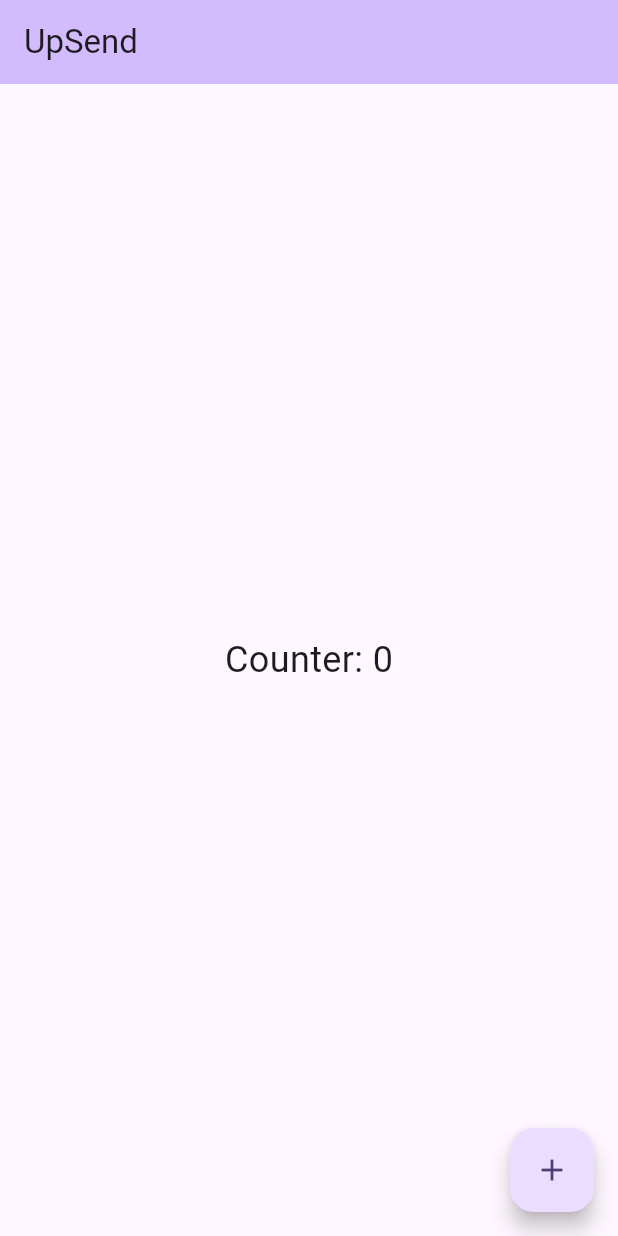
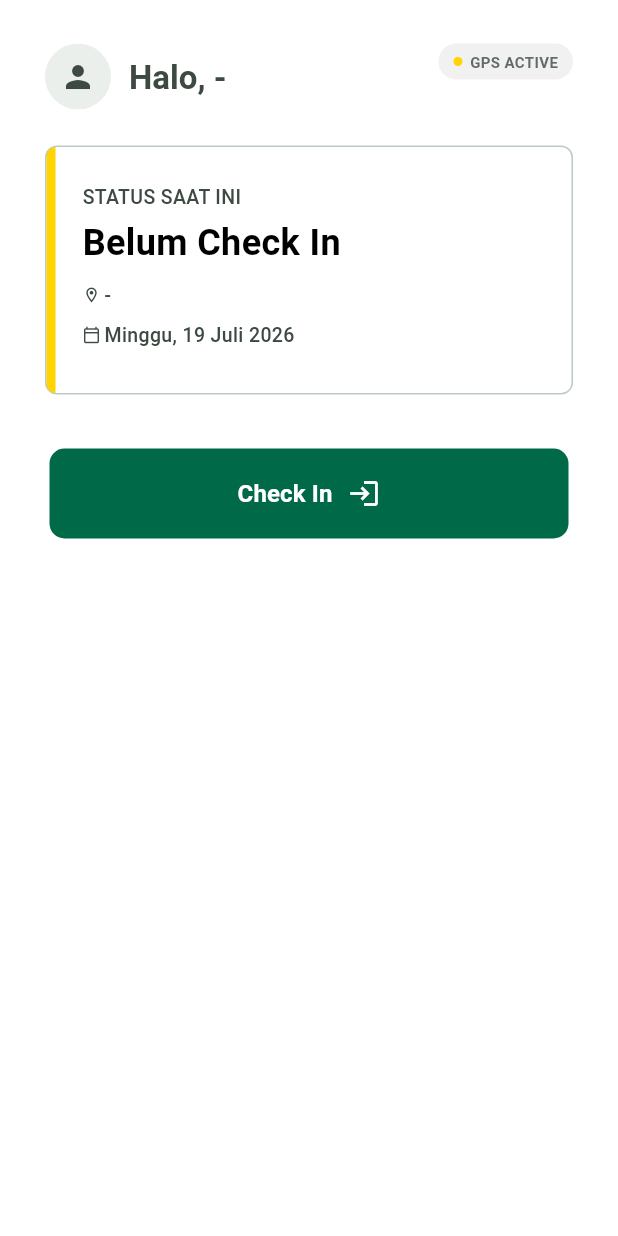
Before and after one commit to migoselo/siapabsen, a Flutter app: the screen it shows after launch, on a phone screen of 412 x 824 dp. Run offline on Flutter 3.47's test engine with Material 3 defaults, Android fonts, the phone set to English and light mode, and no system bars; our stand-ins replace bloc, dio, equatable, flutter_bloc, geolocator, shared_preferences; network calls fail; Roboto replaces fonts that are missing (PlusJakartaSans).

Commit message:
Memperbaiki attendance_repository dan tambah  homepage

```diff
--- a/upsend_karyawan/lib/features/attendance/repository/attendance_repository.dart
+++ b/upsend_karyawan/lib/features/attendance/repository/attendance_repository.dart
@@ -1,6 +1,6 @@
 import 'dart:io';
 import 'package:dio/dio.dart';
-import '../../../core/api/api.dart'; // Sesuaikan lokasi impor core/api kamu
+import '../../../core/api/api.dart';
 import '../models/location_model.dart';
 import '../models/attendance_model.dart';
 
@@ -43,4 +43,46 @@ class AttendanceRepository {
       rethrow;
     }
   }
+
+  // =====================================================================
+  // Dikonfirmasi persis dari kode AttendanceController.php:
+  //
+  // GET /my-open-session -> { "open_session": {...} | null }
+  //   Selalu 200, gak pernah 404. Balikin null kalau belum ada sesi terbuka.
+  //
+  // PATCH /{attendance}/check-out -> body WAJIB berisi lat & lng
+  //   (validasi backend: 'lat' => 'required|numeric...', sama untuk lng)
+  //   Response: object attendance langsung (gak dibungkus key apapun),
+  //   sama polanya kayak response checkIn() di atas.
+  // =====================================================================
+
+  /// GET /my-open-session
+  Future<AttendanceModel?> getTodayAttendance() async {
+    try {
+      final response = await Api.dio.get('/my-open-session');
+      final data = response.data['open_session'];
+      if (data == null) return null;
+      return AttendanceModel.fromJson(data);
+    } catch (e) {
+      rethrow;
+    }
+  }
+
+  /// PATCH /{attendance}/check-out
+  /// lat & lng WAJIB — backend akan reject 422 kalau kosong.
+  Future<AttendanceModel> checkOut({
+    required int attendanceId,
+    required double lat,
+    required double lng,
+  }) async {
+    try {
+      final response = await Api.dio.patch(
+        '/$attendanceId/check-out',
+        data: {'lat': lat, 'lng': lng},
+      );
+      return AttendanceModel.fromJson(response.data);
+    } catch (e) {
+      rethrow;
+    }
+  }
 }
--- a/upsend_karyawan/lib/features/home/bloc/home_bloc.dart
+++ b/upsend_karyawan/lib/features/home/bloc/home_bloc.dart
@@ -1,13 +1,67 @@
-import 'package:bloc/bloc.dart';
-import 'package:meta/meta.dart';
+import 'package:flutter_bloc/flutter_bloc.dart';
+import 'package:geolocator/geolocator.dart';
+import '../repository/home_repository.dart';
+import 'home_event.dart';
+import 'home_state.dart';
 
-part 'home_event.dart';
-part 'home_state.dart';
+class HomeBloc extends Bloc<HomeEvent, HomeState> {
+  final HomeRepository _homeRepository;
 
-class BlocBloc extends Bloc<BlocEvent, BlocState> {
-  BlocBloc() : super(BlocInitial()) {
-    on<BlocEvent>((event, emit) {
-      // TODO: implement event handler
-    });
+  HomeBloc({required HomeRepository homeRepository})
+      : _homeRepository = homeRepository,
+        super(HomeState.initial()) {
+    on<HomeStarted>(_onStarted);
+    on<HomeCheckOutRequested>(_onCheckOutRequested);
+  }
+
+  Future<void> _onStarted(HomeStarted event, Emitter<HomeState> emit) async {
+    emit(state.copyWith(status: HomeStatus.loading));
+    try {
+      final attendance = await _homeRepository.getTodayAttendance();
+      emit(state.copyWith(
+        status: HomeStatus.loaded,
+        todayAttendance: attendance,
+        errorMessage: null,
+      ));
+    } catch (e) {
+      emit(state.copyWith(status: HomeStatus.failure, errorMessage: e.toString()));
+    }
+  }
+
+  Future<void> _onCheckOutRequested(
+    HomeCheckOutRequested event,
+    Emitter<HomeState> emit,
+  ) async {
+    if (state.todayAttendance == null) return;
+
+    emit(state.copyWith(status: HomeStatus.submitting));
+    try {
+      // Backend WAJIB terima lat/lng saat check-out (lihat AttendanceController@checkOut),
+      // jadi ambil posisi device saat ini dulu sebelum manggil repository.
+      // NOTE: ini asumsi permission lokasi udah granted dari flow check-in
+      // sebelumnya. Kalau user belum pernah kasih izin lokasi sama sekali,
+      // getCurrentPosition() bisa throw — perlu handling permission
+      // terpisah kalau itu skenario yang mungkin terjadi di app kamu.
+      final position = await Geolocator.getCurrentPosition();
+
+      await _homeRepository.checkOut(
+        attendanceId: state.todayAttendance!.id,
+        lat: position.latitude,
+        lng: position.longitude,
+      );
+
+      // Setelah checkout sukses, otomatis gak ada "open session" lagi
+      // (backend definisinya whereNull('check_out_time')) — makanya
+      // di-clear ke null, bukan disimpan hasil updatenya. AttendanceModel
+      // yang kamu kasih juga gak punya field checkOutTime, jadi gak ada
+      // cara lain buat tau statusnya selain via clear ini.
+      emit(state.copyWith(
+        status: HomeStatus.loaded,
+        clearAttendance: true,
+        errorMessage: null,
+      ));
+    } catch (e) {
+      emit(state.copyWith(status: HomeStatus.failure, errorMessage: e.toString()));
+    }
   }
 }
--- a/upsend_karyawan/lib/features/home/bloc/home_event.dart
+++ b/upsend_karyawan/lib/features/home/bloc/home_event.dart
@@ -1,4 +1,18 @@
-part of 'home_bloc.dart';
+import 'package:equatable/equatable.dart';
 
-@immutable
-sealed class BlocEvent {}
+abstract class HomeEvent extends Equatable {
+  const HomeEvent();
+
+  @override
+  List<Object?> get props => [];
+}
+
+/// Dipanggil saat homepage dibuka, dan juga saat balik dari CheckInPage
+class HomeStarted extends HomeEvent {
+  const HomeStarted();
+}
+
+/// Dipanggil saat tombol "Check Out" ditekan — tanpa selfie/lokasi.
+class HomeCheckOutRequested extends HomeEvent {
+  const HomeCheckOutRequested();
+}
--- a/upsend_karyawan/lib/features/home/bloc/home_state.dart
+++ b/upsend_karyawan/lib/features/home/bloc/home_state.dart
@@ -1,6 +1,47 @@
-part of 'home_bloc.dart';
+import 'package:equatable/equatable.dart';
+import '../../attendance/models/attendance_model.dart'; // sesuaikan path import ke lokasi model temen kamu
 
-@immutable
-sealed class BlocState {}
+enum HomeStatus { initial, loading, loaded, submitting, failure }
 
-final class BlocInitial extends BlocState {}
+class HomeState extends Equatable {
+  final HomeStatus status;
+
+  // Data attendance hari ini — null berarti belum check-in.
+  // Diisi dari AttendanceRepository.getTodayAttendance() (method baru,
+  // lihat catatan di attendance_repository.dart — belum dikonfirmasi backend).
+  final AttendanceModel? todayAttendance;
+
+  final String? errorMessage;
+
+  const HomeState({
+    required this.status,
+    required this.todayAttendance,
+    this.errorMessage,
+  });
+
+  factory HomeState.initial() => const HomeState(
+        status: HomeStatus.initial,
+        todayAttendance: null,
+      );
+
+  // Getter turunan — dipakai langsung di UI, jadi UI gak perlu tau detail model.
+  bool get isCheckedIn => todayAttendance != null;
+  String? get locationName => todayAttendance?.location?.name;
+  DateTime? get checkInTime => todayAttendance?.checkInTime;
+
+  HomeState copyWith({
+    HomeStatus? status,
+    AttendanceModel? todayAttendance,
+    bool clearAttendance = false, // dipakai setelah checkout sukses
+    String? errorMessage,
+  }) {
+    return HomeState(
+      status: status ?? this.status,
+      todayAttendance: clearAttendance ? null : (todayAttendance ?? this.todayAttendance),
+      errorMessage: errorMessage,
+    );
+  }
+
+  @override
+  List<Object?> get props => [status, todayAttendance, errorMessage];
+}
--- a/upsend_karyawan/lib/features/home/pages/home_page.dart
+++ b/upsend_karyawan/lib/features/home/pages/home_page.dart
@@ -0,0 +1,141 @@
+import 'package:flutter/material.dart';
+import 'package:flutter_bloc/flutter_bloc.dart';
+import '../bloc/home_bloc.dart';
+import '../bloc/home_event.dart';
+import '../bloc/home_state.dart';
+import '../widgets/greeting_header.dart';
+import '../widgets/attendance_status_card.dart';
+import '../widgets/gps_status_chip.dart';
+
+// TODO: ganti ke widget asli halaman check-in punya temen kamu
+// import 'package:nama_project_kamu/features/attendance/ui/check_in_flow_page.dart';
+
+const Color kPrimary = Color(0xFF006948);
+const Color kBackground = Color(0xFFFFFFFF);
+
+class HomePage extends StatefulWidget {
+  const HomePage({super.key});
+
+  @override
+  State<HomePage> createState() => _HomePageState();
+}
+
+class _HomePageState extends State<HomePage> {
+  @override
+  void initState() {
+    super.initState();
+    context.read<HomeBloc>().add(const HomeStarted());
+  }
+
+  @override
+  Widget build(BuildContext context) {
+    return Scaffold(
+      backgroundColor: kBackground,
+      body: SafeArea(
+        child: BlocConsumer<HomeBloc, HomeState>(
+          listener: (context, state) {
+            if (state.status == HomeStatus.failure && state.errorMessage != null) {
+              ScaffoldMessenger.of(context)
+                  .showSnackBar(SnackBar(content: Text(state.errorMessage!)));
+            }
+          },
+          builder: (context, state) {
+            if (state.status == HomeStatus.initial || state.status == HomeStatus.loading) {
+              return const Center(child: CircularProgressIndicator(color: kPrimary));
+            }
+
+            return SizedBox(
+              width: 412,
+              child: Column(
+                crossAxisAlignment: CrossAxisAlignment.start,
+                children: [
+                  Stack(
+                    children: [
+                      const GreetingHeader(
+                        userName: '-', // TODO: sambungkan ke Auth/User state kamu
+                        avatarUrl: null,
+                      ),
+                      // GpsStatusCard posisinya independen dari greeting,
+                      // ditaruh di sini sementara — sesuaikan Positioned-nya
+                      // ke tempat yang benar sesuai desain kamu.
+                      const Positioned(top: 29, right: 30, child: GpsStatusCard()),
+                    ],
+                  ),
+
+                  const SizedBox(height: 24),
+
+                  Padding(
+                    padding: const EdgeInsets.symmetric(horizontal: 30),
+                    child: AttendanceStatusCard(
+                      isCheckedIn: state.isCheckedIn,
+                      locationName: state.locationName,
+                      checkInTime: state.checkInTime,
+                    ),
+                  ),
+
+                  const SizedBox(height: 36),
+
+                  Padding(
+                    padding: const EdgeInsets.symmetric(horizontal: 33),
+                    child: _ActionButton(state: state),
+                  ),
+                ],
+              ),
+            );
+          },
+        ),
+      ),
+    );
+  }
+}
+
+class _ActionButton extends StatelessWidget {
+  final HomeState state;
+  const _ActionButton({required this.state});
+
+  @override
+  Widget build(BuildContext context) {
+    final isSubmitting = state.status == HomeStatus.submitting;
+
+    return SizedBox(
+      width: 346,
+      height: 60,
+      child: ElevatedButton(
+        onPressed: isSubmitting ? null : () => _handlePress(context),
+        style: ElevatedButton.styleFrom(
+          backgroundColor: kPrimary,
+          disabledBackgroundColor: kPrimary.withOpacity(0.6),
+          shape: RoundedRectangleBorder(borderRadius: BorderRadius.circular(10)),
+          elevation: 0,
+        ),
+        child: isSubmitting
+            ? const SizedBox(
+                width: 22,
+                height: 22,
+                child: CircularProgressIndicator(strokeWidth: 2.5, color: Colors.white),
+              )
+            : Row(
+                mainAxisAlignment: MainAxisAlignment.center,
+                children: [
+                  Text(
+                    state.isCheckedIn ? 'Check Out' : 'Check In',
+                    style: const TextStyle(fontSize: 16, fontWeight: FontWeight.w600, color: Colors.white),
+                  ),
+                  const SizedBox(width: 10),
+                  Icon(state.isCheckedIn ? Icons.logout : Icons.login, size: 22, color: Colors.white),
+                ],
+              ),
+      ),
+    );
+  }
+
+  Future<void> _handlePress(BuildContext context) async {
+    if (state.isCheckedIn) {
+      context.read<HomeBloc>().add(const HomeCheckOutRequested());
+    } else {
+      // TODO: aktifkan setelah ganti import ke widget asli temen kamu
+      // await Navigator.push(context, MaterialPageRoute(builder: (_) => const CheckInFlowPage()));
+      if (context.mounted) context.read<HomeBloc>().add(const HomeStarted());
+    }
+  }
+}
--- a/upsend_karyawan/lib/features/home/repository/home_repository.dart
+++ b/upsend_karyawan/lib/features/home/repository/home_repository.dart
@@ -0,0 +1,25 @@
+import '../../attendance/repository/attendance_repository.dart';
+import '../../attendance/models/attendance_model.dart';
+
+class HomeRepository {
+  final AttendanceRepository _attendanceRepository;
+
+  HomeRepository({required AttendanceRepository attendanceRepository})
+      : _attendanceRepository = attendanceRepository;
+
+  Future<AttendanceModel?> getTodayAttendance() {
+    return _attendanceRepository.getTodayAttendance();
+  }
+
+  Future<AttendanceModel> checkOut({
+    required int attendanceId,
+    required double lat,
+    required double lng,
+  }) {
+    return _attendanceRepository.checkOut(
+      attendanceId: attendanceId,
+      lat: lat,
+      lng: lng,
+    );
+  }
+}
--- a/upsend_karyawan/lib/features/home/widgets/attendance_status_card.dart
+++ b/upsend_karyawan/lib/features/home/widgets/attendance_status_card.dart
@@ -0,0 +1,103 @@
+import 'package:flutter/material.dart';
+
+const Color kSecondary = Color(0xFFFFD400);
+const Color kSurface = Color(0xFFFFFFFF);
+const Color kBorder = Color(0xFFBCCAC0);
+const Color kTextPrimary = Color(0xFF000000);
+const Color kTextSecondary = Color(0xFF3D4A42);
+
+/// Kartu status attendance. Parameter diambil dari HomeState di layer
+/// pemanggil (HomePage) — widget ini sendiri gak tau soal HomeBloc,
+/// biar tetap reusable/testable terpisah.
+class AttendanceStatusCard extends StatelessWidget {
+  final bool isCheckedIn;
+  final String? locationName; // null kalau belum check-in (lihat catatan di home_state.dart)
+  final DateTime? checkInTime; // dari AttendanceModel.checkInTime, null kalau belum check-in
+
+  const AttendanceStatusCard({
+    super.key,
+    required this.isCheckedIn,
+    this.locationName,
+    this.checkInTime,
+  });
+
+  @override
+  Widget build(BuildContext context) {
+    return Container(
+      width: 352,
+      height: 166,
+      decoration: BoxDecoration(
+        color: kSurface,
+        border: Border.all(color: kBorder, width: 1),
+        borderRadius: BorderRadius.circular(8),
+      ),
+      child: Row(
+        crossAxisAlignment: CrossAxisAlignment.stretch,
+        children: [
+          Container(
+            width: 6,
+            decoration: const BoxDecoration(
+              color: kSecondary,
+              borderRadius: BorderRadius.only(
+                topLeft: Radius.circular(8),
+                bottomLeft: Radius.circular(8),
+              ),
+            ),
+          ),
+          Expanded(
+            child: Padding(
+              padding: const EdgeInsets.only(top: 24, bottom: 24, left: 18, right: 24),
+              child: Column(
+                crossAxisAlignment: CrossAxisAlignment.start,
+                children: [
+                  const Text(
+                    'STATUS SAAT INI',
+                    style: TextStyle(fontSize: 13, fontWeight: FontWeight.w500, color: kTextSecondary),
+                  ),
+                  const SizedBox(height: 4),
+                  Text(
+                    isCheckedIn ? 'Sudah Check In' : 'Belum Check In',
+                    style: const TextStyle(fontSize: 24, fontWeight: FontWeight.w600, color: kTextPrimary),
+                  ),
+                  const SizedBox(height: 8),
+                  _IconText(icon: Icons.location_on_outlined, text: locationName ?? '-'),
+                  const SizedBox(height: 8),
+                  _IconText(icon: Icons.calendar_today_outlined, text: _formatToday()),
+                ],
+              ),
+            ),
+          ),
+        ],
+      ),
+    );
+  }
+
+  // Tanggal hari ini dihitung lokal (device), bukan dari checkInTime —
+  // supaya tetap nampilin tanggal hari ini meski user belum check-in.
+  String _formatToday() {
+    final now = DateTime.now();
+    const hari = ['Senin', 'Selasa', 'Rabu', 'Kamis', 'Jumat', 'Sabtu', 'Minggu'];
+    const bulan = [
+      'Januari', 'Februari', 'Maret', 'April', 'Mei', 'Juni',
+      'Juli', 'Agustus', 'September', 'Oktober', 'November', 'Desember',
+    ];
+    return '${hari[now.weekday - 1]}, ${now.day} ${bulan[now.month - 1]} ${now.year}';
+  }
+}
+
+class _IconText extends StatelessWidget {
+  final IconData icon;
+  final String text;
+  const _IconText({required this.icon, required this.text});
+
+  @override
+  Widget build(BuildContext context) {
+    return Row(
+      children: [
+        SizedBox(width: 12, height: 15, child: Icon(icon, size: 12, color: kTextSecondary)),
+        const SizedBox(width: 2.5),
+        Text(text, style: const TextStyle(fontSize: 13, fontWeight: FontWeight.w500, color: kTextSecondary)),
+      ],
+    );
+  }
+}
--- a/upsend_karyawan/lib/features/home/widgets/gps_status_chip.dart
+++ b/upsend_karyawan/lib/features/home/widgets/gps_status_chip.dart
@@ -0,0 +1,86 @@
+import 'dart:async';
+import 'package:flutter/material.dart';
+// TODO: tambahkan dependency `geolocator` di pubspec.yaml kalau belum ada.
+import 'package:geolocator/geolocator.dart';
+
+const Color kSecondary = Color(0xFFFFD400);
+const Color kTextSecondary = Color(0xFF3D4A42);
+const Color kTextDisabled = Color(0xFF9A9A9A);
+
+/// PENTING: status GPS ini TIDAK datang dari AttendanceRepository/HomeBloc.
+/// Ini murni status device-level (apakah location service aktif),
+/// jadi widget ini sengaja mandiri — punya state sendiri, gak perlu
+/// bergantung ke HomeBloc/BlocProvider.
+///
+/// Widget ini cuma BACA status GPS, gak minta izin (permission request).
+/// Izin lokasi seharusnya sudah di-handle di flow check-in temen kamu
+/// (FetchNearbyLocations). Kalau ternyata izin belum pernah diminta sama
+/// sekali sebelum homepage dibuka, badge ini akan nampilin "GPS OFF"
+/// terus meskipun device-nya GPS aktif — itu bukan bug widget ini,
+/// itu tanda permission belum di-request di tempat lain.
+class GpsStatusCard extends StatefulWidget {
+  const GpsStatusCard({super.key});
+
+  @override
+  State<GpsStatusCard> createState() => _GpsStatusCardState();
+}
+
+class _GpsStatusCardState extends State<GpsStatusCard> {
+  bool _isActive = false;
+  StreamSubscription<ServiceStatus>? _subscription;
+
+  @override
+  void initState() {
+    super.initState();
+    _checkInitialStatus();
+    _subscription = Geolocator.getServiceStatusStream().listen((status) {
+      if (mounted) {
+        setState(() => _isActive = status == ServiceStatus.enabled);
+      }
+    });
+  }
+
+  Future<void> _checkInitialStatus() async {
+    final enabled = await Geolocator.isLocationServiceEnabled();
+    if (mounted) setState(() => _isActive = enabled);
+  }
+
+  @override
+  void dispose() {
+    _subscription?.cancel();
+    super.dispose();
+  }
+
+  @override
+  Widget build(BuildContext context) {
+    return Container(
+      padding: const EdgeInsets.symmetric(horizontal: 10, vertical: 5),
+      decoration: BoxDecoration(
+        color: const Color(0xFFF1F1F1),
+        borderRadius: BorderRadius.circular(20),
+      ),
+      child: Row(
+        mainAxisSize: MainAxisSize.min,
+        children: [
+          Container(
+            width: 6,
+            height: 6,
+            decoration: BoxDecoration(
+              color: _isActive ? kSecondary : kTextDisabled,
+              shape: BoxShape.circle,
+            ),
+          ),
+          const SizedBox(width: 5),
+          Text(
+            _isActive ? 'GPS ACTIVE' : 'GPS OFF',
+            style: TextStyle(
+              fontSize: 10,
+              fontWeight: FontWeight.w600,
+              color: kTextSecondary.withOpacity(0.8),
+            ),
+          ),
+        ],
+      ),
+    );
+  }
+}
--- a/upsend_karyawan/lib/features/home/widgets/greeting_header.dart
+++ b/upsend_karyawan/lib/features/home/widgets/greeting_header.dart
@@ -0,0 +1,52 @@
+import 'package:flutter/material.dart';
+
+const Color kTextSecondary = Color(0xFF3D4A42);
+const Color kBorder = Color(0xFFBCCAC0);
+
+/// Nama & avatar SENGAJA dijadikan parameter, bukan diambil dari HomeBloc —
+/// karena AttendanceModel gak punya data user (cuma employeeId).
+/// Widget ini butuh disuapin data dari Auth/User state kamu.
+/// TODO: sambungkan ke Auth/User bloc/state project kamu di tempat widget
+/// ini dipakai (bukan di dalam widget ini sendiri, biar tetap reusable).
+class GreetingHeader extends StatelessWidget {
+  final String userName;
+  final String? avatarUrl;
+
+  const GreetingHeader({
+    super.key,
+    required this.userName,
+    this.avatarUrl,
+  });
+
+  @override
+  Widget build(BuildContext context) {
+    return Padding(
+      padding: const EdgeInsets.only(top: 29, left: 30),
+      child: Row(
+        children: [
+          ClipOval(
+            child: Container(
+              width: 44,
+              height: 44,
+              color: kBorder.withOpacity(0.3),
+              child: avatarUrl != null
+                  ? Image.network(avatarUrl!, fit: BoxFit.cover)
+                  : const Icon(Icons.person, color: kTextSecondary),
+            ),
+          ),
+          const SizedBox(width: 12),
+          Text(
+            'Halo, $userName',
+            style: const TextStyle(
+              fontSize: 22,
+              fontWeight: FontWeight.w600,
+              color: kTextSecondary,
+              height: 28 / 22,
+              letterSpacing: 0,
+            ),
+          ),
+        ],
+      ),
+    );
+  }
+}
--- a/upsend_karyawan/lib/main.dart
+++ b/upsend_karyawan/lib/main.dart
@@ -1,9 +1,11 @@
 import 'package:flutter/material.dart';
-import 'package:upsend_karyawan/core/api/api.dart';
+import 'package:flutter_bloc/flutter_bloc.dart';
+import '../features/home/bloc/home_bloc.dart';
+import '../features/home/repository/home_repository.dart';
+import '../features/attendance/repository/attendance_repository.dart'; // path ke file punya temen kamu
+import '../features/home/pages/home_page.dart';
 
 void main() {
-  WidgetsFlutterBinding.ensureInitialized();
-  Api.init();
   runApp(const MyApp());
 }
 
@@ -12,47 +14,40 @@ class MyApp extends StatelessWidget {
 
   @override
   Widget build(BuildContext context) {
-    return MaterialApp(
-      debugShowCheckedModeBanner: false,
-      title: 'UpSend',
-      theme: ThemeData(
-        colorScheme: ColorScheme.fromSeed(seedColor: Colors.deepPurple),
-        useMaterial3: true,
-      ),
-      home: const MyHomePage(title: 'UpSend'),
-    );
-  }
-}
+    // Satu instance AttendanceRepository dipakai bareng-bareng
+    // (HomeBloc lewat HomeRepository, dan AttendanceBloc punya temen kamu)
+    // — supaya gak ada dua instance terpisah yang manggil API sendiri-sendiri.
+    final attendanceRepository = AttendanceRepository();
 
-class MyHomePage extends StatefulWidget {
-  const MyHomePage({super.key, required this.title});
-
-  final String title;
-
-  @override
-  State<MyHomePage> createState() => _MyHomePageState();
-}
-
-class _MyHomePageState extends State<MyHomePage> {
-  int counter = 0;
-
-  @override
-  Widget build(BuildContext context) {
-    return Scaffold(
-      appBar: AppBar(
-        title: Text(widget.title),
-        backgroundColor: Theme.of(context).colorScheme.inversePrimary,
-      ),
-      body: Center(
-        child: Text('Counter: $counter', style: const TextStyle(fontSize: 24)),
-      ),
-      floatingActionButton: FloatingActionButton(
-        onPressed: () {
-          setState(() {
-            counter++;
-          });
-        },
-        child: const Icon(Icons.add),
+    return MultiRepositoryProvider(
+      providers: [
+        RepositoryProvider<AttendanceRepository>.value(value: attendanceRepository),
+        RepositoryProvider<HomeRepository>(
+          create: (_) => HomeRepository(attendanceRepository: attendanceRepository),
+        ),
+      ],
+      child: MultiBlocProvider(
+        providers: [
+          BlocProvider<HomeBloc>(
+            create: (context) => HomeBloc(
+              homeRepository: context.read<HomeRepository>(),
+            ),
+          ),
+          // TODO: tambahkan BlocProvider<AttendanceBloc> punya temen kamu
+          // di sini juga, pakai attendanceRepository yang sama:
+          // BlocProvider<AttendanceBloc>(
+          //   create: (_) => AttendanceBloc(repository: attendanceRepository),
+          // ),
+        ],
+        child: MaterialApp(
+          debugShowCheckedModeBanner: false,
+          title: 'Attendance App',
+          theme: ThemeData(
+            fontFamily: 'PlusJakartaSans',
+            scaffoldBackgroundColor: Colors.white,
+          ),
+          home: const HomePage(),
+        ),
       ),
     );
   }
```
Also changed, not shown: 6 other files.
